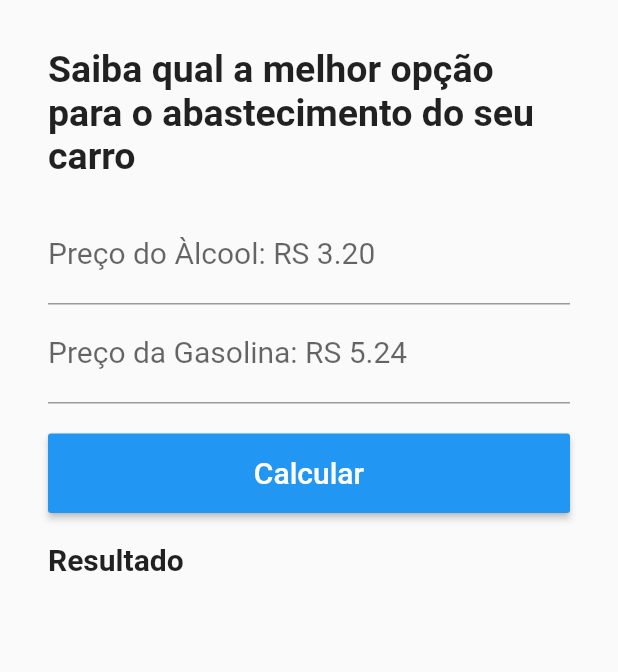
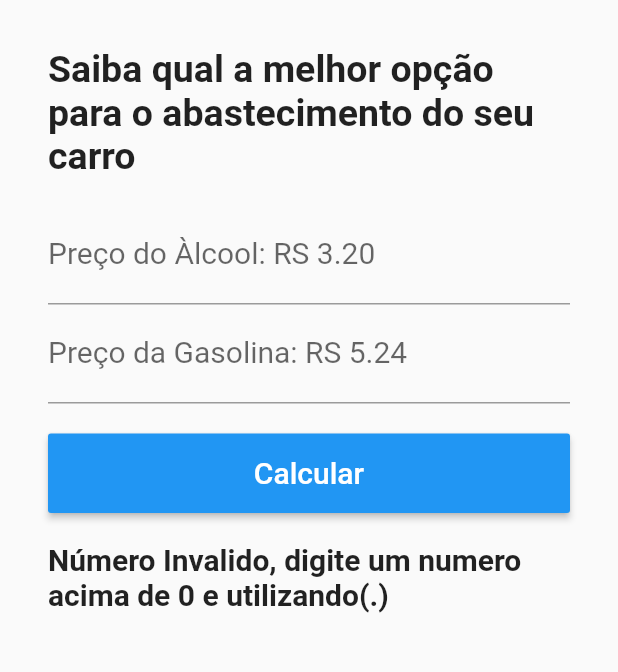
Before and after one commit to ryanevaristo/app_gasolina, a Flutter app: the screen it shows after launch, after a tap on "Calcular", on a phone screen of 412 x 824 dp, the part 268-940 px from its top. Run offline on Flutter 3.47's test engine with Material 2 defaults, Android fonts, the light colour scheme and no system bars.

Commit message:
Back-end finalizado

```diff
--- a/lib/home.dart
+++ b/lib/home.dart
@@ -8,6 +8,29 @@ class Home extends StatefulWidget {
 class _HomeState extends State<Home> {
   TextEditingController _controllerAlcool = TextEditingController();
   TextEditingController _controllerGasolina = TextEditingController();
+  String _textoResultado = '';
+  String _textoResultado2 = '';
+
+  void _calcular() {
+    double precoAlcool = double.tryParse(_controllerAlcool.text);
+    double precoGasolina = double.tryParse(_controllerGasolina.text);
+
+    if (precoAlcool == null || precoGasolina == null) {
+      setState(() {
+        _textoResultado =
+            "Número Invalido, digite um numero acima de 0 e utilizando(.)";
+      });
+    } else {
+      if (precoAlcool / precoGasolina >= 0.7) {
+        setState(() {
+          _textoResultado2 = "Melhor Abastecer com Gasolina";
+        });
+      } else
+        setState(() {
+          _textoResultado2 = "Melhor Abastecer com Alcool";
+        });
+    }
+  }
 
   @override
   Widget build(BuildContext context) {
@@ -52,7 +75,7 @@ class _HomeState extends State<Home> {
                 color: Colors.blue,
                 textColor: Colors.white,
                 padding: EdgeInsets.all(15),
-                onPressed: () {},
+                onPressed: _calcular,
                 child: Text(
                   "Calcular",
                   style: TextStyle(fontSize: 20),
@@ -62,8 +85,19 @@ class _HomeState extends State<Home> {
             Padding(
               padding: EdgeInsets.only(top: 20),
               child: Text(
-                "Resultado",
+                _textoResultado,
                 style: TextStyle(fontSize: 20, fontWeight: FontWeight.bold),
+              ),
+            ),
+            Padding(
+              padding: EdgeInsets.only(top: 20, left: 20),
+              child: Text(
+                _textoResultado2,
+                style: TextStyle(
+                  fontSize: 20,
+                  fontWeight: FontWeight.bold,
+                  color: Colors.blue[800],
+                ),
               ),
             )
           ]),
```
